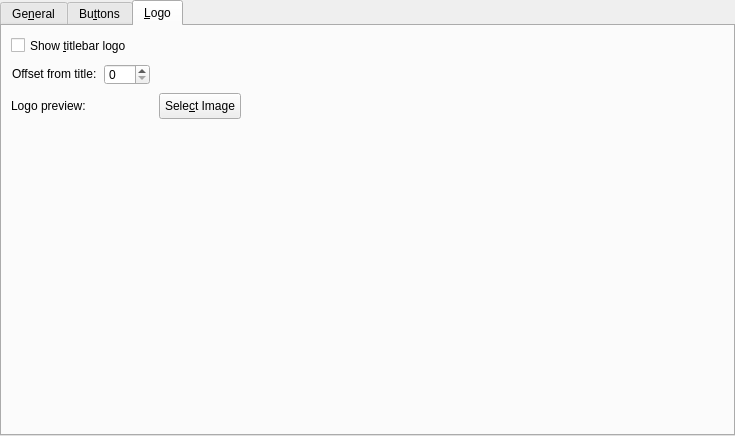
This is kwin-decor-suse2/src/config/configdialog.ui in mathieujobin/kde-playground-artwork as Qt 5 draws it before an edit. The edited form follows.
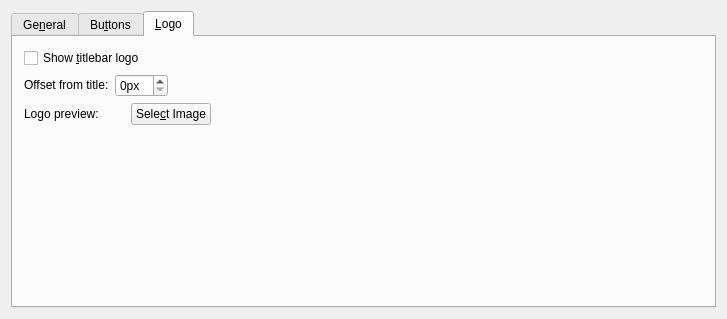
This is the edited form. The open tabs and pages were chosen to show the change. Custom widgets are drawn as their Qt base class.

What changed in the file:
```diff
--- a/kwin-decor-suse2/src/config/configdialog.ui
+++ b/kwin-decor-suse2/src/config/configdialog.ui
@@ -5,26 +5,14 @@
    <rect>
     <x>0</x>
     <y>0</y>
-    <width>735</width>
-    <height>436</height>
+    <width>727</width>
+    <height>298</height>
    </rect>
   </property>
   <property name="windowTitle" >
    <string>Config Dialog</string>
   </property>
   <layout class="QGridLayout" >
-   <property name="leftMargin" >
-    <number>0</number>
-   </property>
-   <property name="topMargin" >
-    <number>0</number>
-   </property>
-   <property name="rightMargin" >
-    <number>0</number>
-   </property>
-   <property name="bottomMargin" >
-    <number>0</number>
-   </property>
    <item row="0" column="0" >
     <widget class="QTabWidget" name="tabWidget2" >
      <property name="currentIndex" >
@@ -310,7 +298,7 @@
             <enum>Qt::Horizontal</enum>
            </property>
            <property name="sizeType" >
-            <enum>QSizePolicy::Expanding</enum>
+            <enum>QSizePolicy::MinimumExpanding</enum>
            </property>
            <property name="sizeHint" >
             <size>
@@ -507,7 +495,7 @@
             <enum>Qt::Horizontal</enum>
            </property>
            <property name="sizeType" >
-            <enum>QSizePolicy::Expanding</enum>
+            <enum>QSizePolicy::MinimumExpanding</enum>
            </property>
            <property name="sizeHint" >
             <size>
@@ -529,13 +517,13 @@
          </property>
         </widget>
        </item>
-       <item row="6" column="0" colspan="2" >
+       <item row="6" column="0" colspan="3" >
         <spacer>
          <property name="orientation" >
           <enum>Qt::Vertical</enum>
          </property>
          <property name="sizeType" >
-          <enum>QSizePolicy::Expanding</enum>
+          <enum>QSizePolicy::MinimumExpanding</enum>
          </property>
          <property name="sizeHint" >
           <size>
@@ -551,15 +539,61 @@
       <attribute name="title" >
        <string>&amp;Logo</string>
       </attribute>
+      <layout class="QVBoxLayout" >
+       <item>
+        <widget class="QCheckBox" name="titleBarLogo" >
+         <property name="whatsThis" >
+          <string>Check this if you want to see the titlebar logo in the titlebar.</string>
+         </property>
+         <property name="text" >
+          <string>Show &amp;titlebar logo</string>
+         </property>
+        </widget>
+       </item>
+       <item>
+        <layout class="QHBoxLayout" >
+         <item>
+          <widget class="QLabel" name="textLabel2" >
+           <property name="sizePolicy" >
+            <sizepolicy vsizetype="Fixed" hsizetype="Minimum" >
+             <horstretch>0</horstretch>
+             <verstretch>0</verstretch>
+            </sizepolicy>
+           </property>
+           <property name="text" >
+            <string>Offset from title:</string>
+           </property>
+           <property name="wordWrap" >
+            <bool>false</bool>
+           </property>
+          </widget>
+         </item>
+         <item>
+          <widget class="QSpinBox" name="titleBarLogoOffset" >
+           <property name="suffix" >
+            <string comment="Pixel" >px</string>
+           </property>
+          </widget>
+         </item>
+         <item>
+          <spacer>
+           <property name="orientation" >
+            <enum>Qt::Horizontal</enum>
+           </property>
+           <property name="sizeHint" >
+            <size>
+             <width>40</width>
+             <height>20</height>
+            </size>
+           </property>
+          </spacer>
+         </item>
+        </layout>
+       </item>
+       <item>
+        <layout class="QHBoxLayout" >
+         <item>
       <widget class="QLabel" name="textLabel1" >
-       <property name="geometry" >
-        <rect>
-         <x>9</x>
-         <y>72</y>
-         <width>76</width>
-         <height>16</height>
-        </rect>
-       </property>
        <property name="sizePolicy" >
         <sizepolicy vsizetype="Fixed" hsizetype="Minimum" >
          <horstretch>0</horstretch>
@@ -573,15 +607,9 @@
         <bool>false</bool>
        </property>
       </widget>
+         </item>
+         <item>
       <widget class="QLabel" name="logoImage" >
-       <property name="geometry" >
-        <rect>
-         <x>91</x>
-         <y>70</y>
-         <width>56</width>
-         <height>20</height>
-        </rect>
-       </property>
        <property name="sizePolicy" >
         <sizepolicy vsizetype="Minimum" hsizetype="Minimum" >
          <horstretch>0</horstretch>
@@ -610,37 +638,9 @@
         <bool>false</bool>
        </property>
       </widget>
-      <widget class="QLabel" name="textLabel2" >
-       <property name="geometry" >
-        <rect>
-         <x>10</x>
-         <y>40</y>
-         <width>85</width>
-         <height>16</height>
-        </rect>
-       </property>
-       <property name="sizePolicy" >
-        <sizepolicy vsizetype="Fixed" hsizetype="Minimum" >
-         <horstretch>0</horstretch>
-         <verstretch>0</verstretch>
-        </sizepolicy>
-       </property>
-       <property name="text" >
-        <string>Offset from title:</string>
-       </property>
-       <property name="wordWrap" >
-        <bool>false</bool>
-       </property>
-      </widget>
+         </item>
+         <item>
       <widget class="QPushButton" name="selectButton" >
-       <property name="geometry" >
-        <rect>
-         <x>157</x>
-         <y>67</y>
-         <width>82</width>
-         <height>26</height>
-        </rect>
-       </property>
        <property name="whatsThis" >
         <string>Select the titlebar logo image.</string>
        </property>
@@ -648,32 +648,36 @@
         <string>Sele&amp;ct Image</string>
        </property>
       </widget>
-      <widget class="QCheckBox" name="titleBarLogo" >
-       <property name="geometry" >
-        <rect>
-         <x>9</x>
-         <y>9</y>
-         <width>713</width>
-         <height>21</height>
-        </rect>
-       </property>
-       <property name="whatsThis" >
-        <string>Check this if you want to see the titlebar logo in the titlebar.</string>
-       </property>
-       <property name="text" >
-        <string>Show &amp;titlebar logo</string>
-       </property>
-      </widget>
-      <widget class="QSpinBox" name="titleBarLogoOffset" >
-       <property name="geometry" >
-        <rect>
-         <x>102</x>
-         <y>38</y>
-         <width>46</width>
-         <height>21</height>
-        </rect>
-       </property>
-      </widget>
+         </item>
+         <item>
+          <spacer>
+           <property name="orientation" >
+            <enum>Qt::Horizontal</enum>
+           </property>
+           <property name="sizeHint" >
+            <size>
+             <width>40</width>
+             <height>20</height>
+            </size>
+           </property>
+          </spacer>
+         </item>
+        </layout>
+       </item>
+       <item>
+        <spacer>
+         <property name="orientation" >
+          <enum>Qt::Vertical</enum>
+         </property>
+         <property name="sizeHint" >
+          <size>
+           <width>20</width>
+           <height>40</height>
+          </size>
+         </property>
+        </spacer>
+       </item>
+      </layout>
      </widget>
     </widget>
    </item>
@@ -684,7 +688,7 @@
  <customwidgets>
   <customwidget>
    <class>KColorButton</class>
-   <extends>QWidget</extends>
+   <extends>QPushButton</extends>
    <header>kcolorbutton.h</header>
   </customwidget>
  </customwidgets>
```
Left out of the diff: 54 changed lines with no effect on the pictures. Lines whose indentation alone changed are shown as unchanged.
